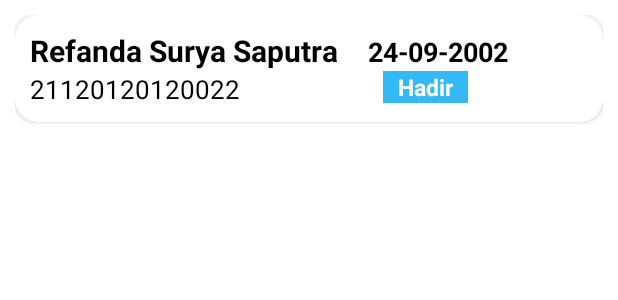
After one commit to Refanz/tugas_ppb_kelompok16, an Android app: the layout activity_absen.xml on its own in the app's theme, with its tools: preview values and no code run, on a phone screen of 412 x 824 dp. The commit adds this screen. Shown: the top 300 px of the screen. Run offline under Robolectric (Android 15) with nearby library versions, the phone set to English and light mode, and no system bars.

Commit message:
Memperbaiki sqlite, menambahkan recycler view

```diff
--- a/app/src/main/AndroidManifest.xml
+++ b/app/src/main/AndroidManifest.xml
@@ -16,7 +16,7 @@
         android:supportsRtl="true"
         android:theme="@style/Theme.TugasPPBKelompok16">
         <activity
-            android:name=".AbsenList"
+            android:name=".AbsenActivity"
             android:exported="false" />
         <activity
             android:name=".DashboardActivity"
--- /dev/null
+++ b/app/src/main/res/layout/absen_list.xml
@@ -0,0 +1,82 @@
+<?xml version="1.0" encoding="utf-8"?>
+<LinearLayout xmlns:android="http://schemas.android.com/apk/res/android"
+    xmlns:app="http://schemas.android.com/apk/res-auto"
+    xmlns:tools="http://schemas.android.com/tools"
+    android:layout_width="match_parent"
+    android:layout_height="match_parent"
+    android:padding="10dp"
+    tools:context=".AbsenActivity">
+
+        <androidx.cardview.widget.CardView
+            android:layout_width="match_parent"
+            android:layout_height="wrap_content"
+            android:elevation="1dp"
+            app:cardCornerRadius="15dp"
+            app:contentPadding="10dp">
+
+            <RelativeLayout
+                android:layout_width="match_parent"
+                android:layout_height="wrap_content">
+
+                <LinearLayout
+                    android:id="@+id/txtAHeader"
+                    android:layout_width="match_parent"
+                    android:layout_height="wrap_content"
+                    android:orientation="horizontal">
+
+                    <TextView
+                        android:id="@+id/txtANama"
+                        android:layout_width="wrap_content"
+                        android:layout_height="wrap_content"
+                        android:fontFamily="sans-serif"
+                        android:text="Refanda Surya Saputra"
+                        android:textColor="@color/black"
+                        android:textSize="20sp"
+                        android:textStyle="bold" />
+
+                    <TextView
+                        android:id="@+id/txtATanggal"
+                        android:layout_width="wrap_content"
+                        android:layout_height="wrap_content"
+                        android:layout_centerInParent="true"
+                        android:layout_marginLeft="20dp"
+                        android:fontFamily="sans-serif"
+                        android:text="24-09-2002"
+                        android:textColor="@color/black"
+                        android:textSize="18sp"
+                        android:textStyle="bold" />
+
+                </LinearLayout>
+
+                <TextView
+                    android:id="@+id/txtANIM"
+                    android:layout_width="wrap_content"
+                    android:layout_height="wrap_content"
+                    android:layout_below="@id/txtAHeader"
+                    android:fontFamily="sans-serif"
+                    android:text="21120120120022"
+                    android:textColor="@color/black"
+                    android:textSize="17sp" />
+
+                <TextView
+                    android:id="@+id/txtAStatus"
+                    android:layout_width="wrap_content"
+                    android:layout_height="wrap_content"
+                    android:layout_below="@id/txtAHeader"
+                    android:layout_marginLeft="95dp"
+                    android:layout_toRightOf="@id/txtANIM"
+                    android:background="@color/sky_blue"
+                    android:fontFamily="sans-serif"
+                    android:paddingStart="10dp"
+                    android:paddingEnd="10dp"
+                    android:text="Hadir"
+                    android:textColor="@color/white"
+                    android:textSize="15sp"
+                    android:textStyle="bold" />
+
+
+            </RelativeLayout>
+
+        </androidx.cardview.widget.CardView>
+
+</LinearLayout>
--- /dev/null
+++ b/app/src/main/res/layout/activity_absen.xml
@@ -0,0 +1,14 @@
+<?xml version="1.0" encoding="utf-8"?>
+<LinearLayout xmlns:android="http://schemas.android.com/apk/res/android"
+    android:layout_width="match_parent"
+    android:layout_height="match_parent"
+    xmlns:tools="http://schemas.android.com/tools"
+    tools:context=".AbsenActivity">
+
+    <androidx.recyclerview.widget.RecyclerView
+        android:id="@+id/rvDataAbsen"
+        android:layout_width="match_parent"
+        android:layout_height="wrap_content"
+        tools:listitem="@layout/absen_list"/>
+
+</LinearLayout>
```
Also changed, not shown: app/src/main/java/com/kelompok16/tugasppbkelompok16/Absen.java (+64 -0 lines), app/src/main/java/com/kelompok16/tugasppbkelompok16/AbsenActivity.java (added, +68 -0 lines), app/src/main/java/com/kelompok16/tugasppbkelompok16/AbsenAdapter.java (added, +63 -0 lines), app/src/main/java/com/kelompok16/tugasppbkelompok16/AbsenList.java (deleted, +0 -14 lines), app/src/main/java/com/kelompok16/tugasppbkelompok16/DBHelper.java (+11 -0 lines), app/src/main/java/com/kelompok16/tugasppbkelompok16/DashboardActivity.java (+7 -7 lines), app/src/main/res/layout/activity_absen_list.xml (deleted, +0 -9 lines).
